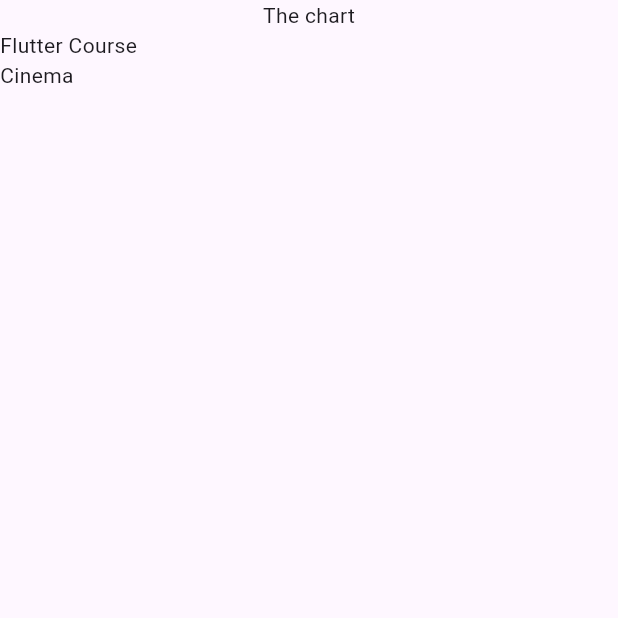
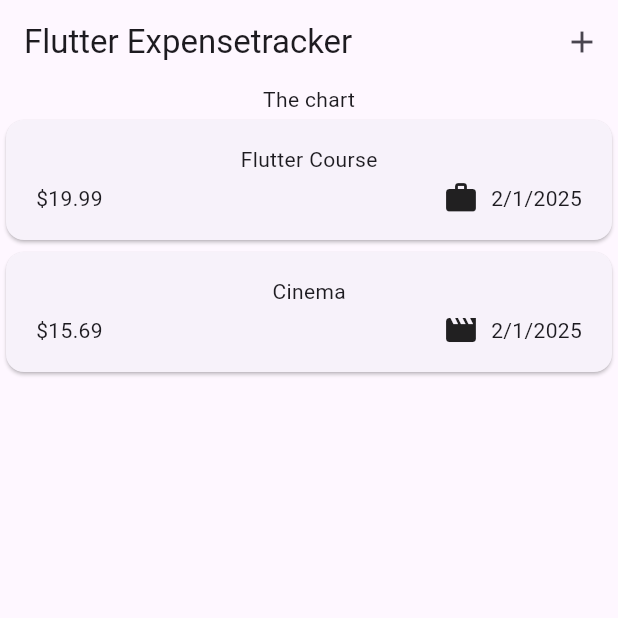
Before and after one commit to leuardgashi/Expense_Tracker, a Flutter app: the screen it shows after launch, on a phone screen of 412 x 824 dp, the top half of it. Run offline on Flutter 3.47's test engine with Material 3 defaults, Android fonts, the phone set to English and light mode, and no system bars.

```diff
--- a/lib/main.dart
+++ b/lib/main.dart
@@ -4,7 +4,8 @@ import 'package:expense_tracker/widgets/expenses.dart';
 
 void main() {
   runApp(
-    const MaterialApp(
+    MaterialApp(
+      theme: ThemeData(useMaterial3: true),
       home: Expenses(),
     ),
   );
--- a/lib/widgets/expenses.dart
+++ b/lib/widgets/expenses.dart
@@ -1,3 +1,4 @@
+import 'package:expense_tracker/widgets/new_expense.dart';
 import 'package:flutter/material.dart';
 
 import 'package:expense_tracker/widgets/expenses_list/expenses_list.dart';
@@ -28,9 +29,25 @@ class _ExpensesState extends State<Expenses> {
     ),
   ];
 
+  void _openAppExpenseOverlay() {
+    showModalBottomSheet(
+      context: context,
+      builder: (ctx) => const NewExpense(),
+    );
+  }
+
   @override
   Widget build(BuildContext context) {
     return Scaffold(
+      appBar: AppBar(
+        title: const Text('Flutter Expensetracker'),
+        actions: [
+          IconButton(
+            onPressed: _openAppExpenseOverlay,
+            icon: const Icon(Icons.add),
+          ),
+        ],
+      ),
       body: Column(
         children: [
           const Text('The chart'),
--- a/lib/widgets/expenses_list/expenses_list.dart
+++ b/lib/widgets/expenses_list/expenses_list.dart
@@ -1,5 +1,6 @@
 import 'package:flutter/material.dart';
 
+import 'package:expense_tracker/widgets/expenses_list/expense_item.dart';
 import 'package:expense_tracker/models/expense.dart';
 
 class ExpensesList extends StatelessWidget {
@@ -14,7 +15,7 @@ class ExpensesList extends StatelessWidget {
   Widget build(BuildContext context) {
     return ListView.builder(
       itemCount: expenses.length,
-      itemBuilder: (ctx, index) => Text(expenses[index].title),
+      itemBuilder: (ctx, index) => ExpenseItem(expenses[index]),
     );
   }
 }
```
Also changed, not shown: lib/widgets/new_expense.dart (added, +29 -0 lines).
